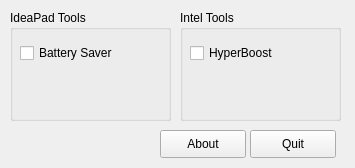
Qt form mainwindow.ui (cessnao3/LaptopUtilities) before a commit.
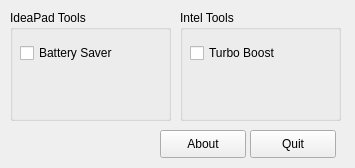
The same form after that commit.

Commit message: Support for basic tools

```diff
--- a/mainwindow.ui
+++ b/mainwindow.ui
@@ -66,7 +66,7 @@
       <string>&lt;html&gt;&lt;head/&gt;&lt;body&gt;&lt;p&gt;If checked, allows the processor to temporarily boost to higher clock frequencies on-demand&lt;/p&gt;&lt;/body&gt;&lt;/html&gt;</string>
      </property>
      <property name="text">
-      <string>HyperBoost</string>
+      <string>Turbo Boost</string>
      </property>
     </widget>
    </widget>
```
Left out of the diff: 42 changed lines with no effect on the pictures. The commit also changes 2 other files.
